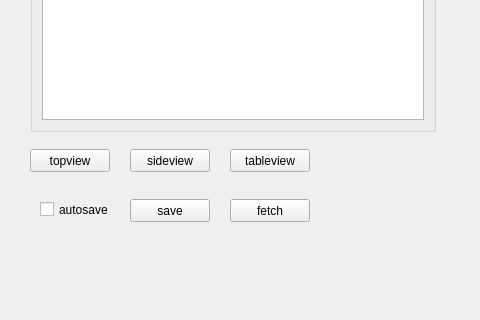
Before: the Qt Designer form mslib/msui/ui/ui_mscolab_window.ui in Open-MSS/MSS, drawn with Qt 5; both pictures show x 0 to 480 and y 101 to 421 of the 480 by 640 pixel window.
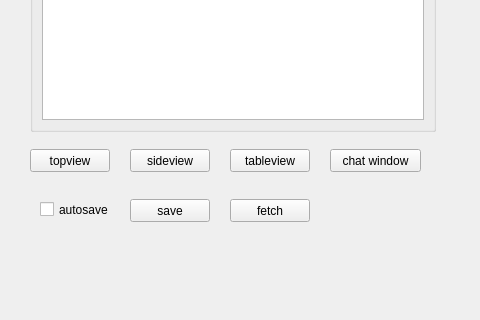
After: the same form once the commit is applied.

What changed in the file:
```diff
--- a/mslib/msui/ui/ui_mscolab_window.ui
+++ b/mslib/msui/ui/ui_mscolab_window.ui
@@ -210,6 +210,19 @@
     <string>fetch</string>
    </property>
   </widget>
+  <widget class="QPushButton" name="projWindow">
+   <property name="geometry">
+    <rect>
+     <x>330</x>
+     <y>250</y>
+     <width>91</width>
+     <height>23</height>
+    </rect>
+   </property>
+   <property name="text">
+    <string>chat window</string>
+   </property>
+  </widget>
  </widget>
  <resources/>
  <connections/>
```
Left out of the diff: 2 changed lines with no effect on the pictures.
